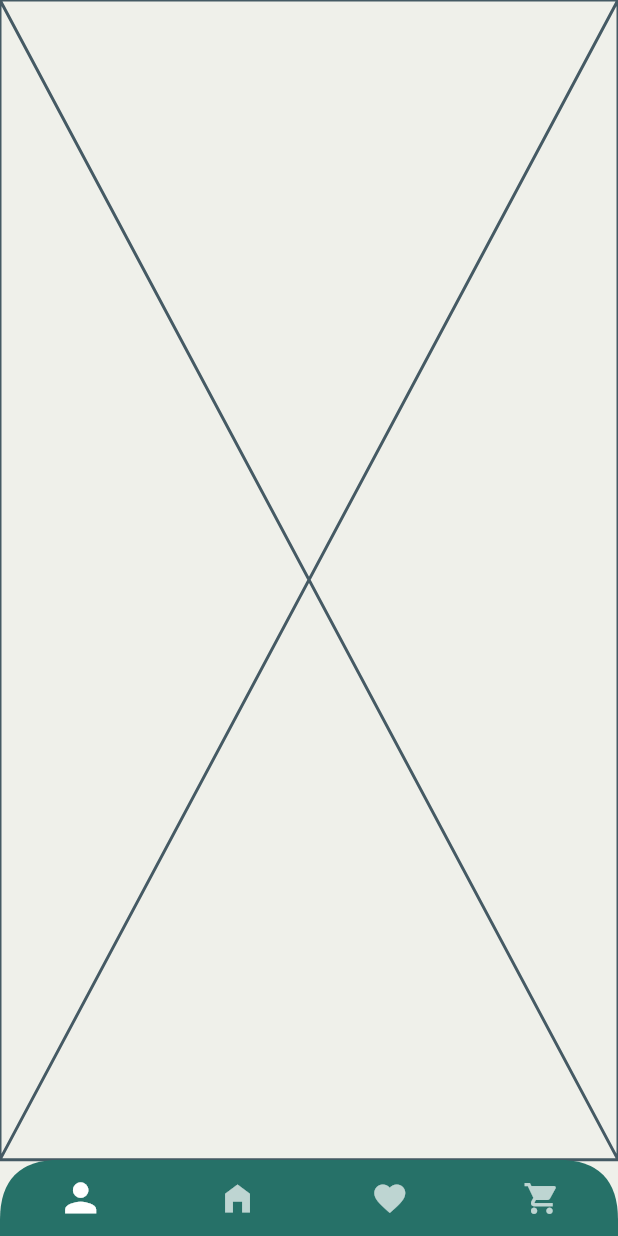
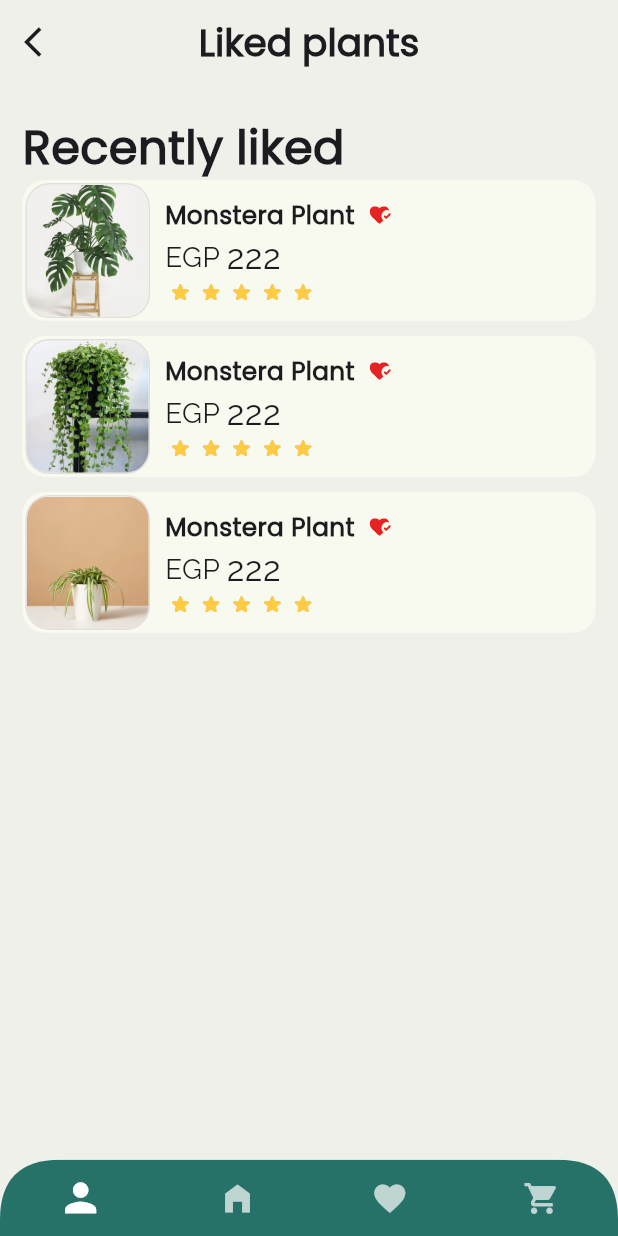
Before and after one commit to MalekYasser26/plant_it, a Flutter app: the CustNavBarSelectionView screen opened directly, on a phone screen of 412 x 824 dp. Run offline on Flutter 3.47's test engine with Material 3 defaults, Android fonts, the phone set to English and light mode, and no system bars; drawn by our look-alikes of flutter_rating_stars; our stand-ins replace bloc, flutter_bloc, flutter_svg, google_fonts; project files that could hold a hidden picture were left out.

Commit message:
Liked item done

```diff
--- a/lib/constants/constants.dart
+++ b/lib/constants/constants.dart
@@ -43,11 +43,12 @@ abstract class IconsCust{
   static const String favIcon = "assets/icons/fav_icon.svg";
   static const String homeIcon = "assets/icons/home_icon.svg";
   static const String profileIcon = "assets/icons/profile_icon.svg";
+  static const String likedIcon = "assets/icons/liked_icon.svg";
 }
 final List<Widget> pages = [
+  const FavouritesView(),
+  const HomeView(),
   const ProfileView(),
-  const HomeView(),
-  const FavouritesView(),
   const CartView(),
 ];
 String? accesstoken;
--- a/lib/features/checkout/presentation/widgets/checkout_item.dart
+++ b/lib/features/checkout/presentation/widgets/checkout_item.dart
@@ -39,7 +39,7 @@ class CheckoutItem extends StatelessWidget {
                 Padding(
                   padding: const EdgeInsets.only(right: 4.0),
                   child: Text(
-                    "Monsterra plant",
+                    "Monstera Plant",
                     style: TextStyle(
                       fontFamily: "Poppins",
                       fontWeight: FontWeight.bold,
--- a/lib/features/checkout/presentation/widgets/cust_app_bar.dart
+++ b/lib/features/checkout/presentation/widgets/cust_app_bar.dart
@@ -2,9 +2,11 @@ import 'package:flutter/material.dart';
 import 'package:plant_it/constants/constants.dart';
 
 class CustAppBar extends StatelessWidget implements PreferredSizeWidget {
-  final String text ;
+  final String text;
+
   const CustAppBar({
-    super.key, required this.text,
+    super.key,
+    required this.text,
   });
 
   @override
@@ -16,7 +18,12 @@ class CustAppBar extends StatelessWidget implements PreferredSizeWidget {
       child: AppBar(
         backgroundColor: AppColors.basicallyWhite,
         scrolledUnderElevation: 0.0,
-        title:  Text(
+        leading: IconButton(
+            onPressed: () {
+              Navigator.pop(context);
+            },
+            icon: Icon(Icons.arrow_back_ios)),
+        title: Text(
           text,
           style: const TextStyle(
             fontFamily: "Poppins",
--- a/lib/features/favourites/presentation/views/favourites_view.dart
+++ b/lib/features/favourites/presentation/views/favourites_view.dart
@@ -1,10 +1,11 @@
 import 'package:flutter/material.dart';
+import 'package:plant_it/features/favourites/presentation/views/widgets/favourites_view_body.dart';
 
 class FavouritesView extends StatelessWidget {
   const FavouritesView({super.key});
 
   @override
   Widget build(BuildContext context) {
-    return const Placeholder();
+    return const FavouritesViewBody();
   }
 }
--- /dev/null
+++ b/lib/features/favourites/presentation/views/widgets/favourites_view_body.dart
@@ -0,0 +1,47 @@
+import 'package:flutter/material.dart';
+import 'package:plant_it/constants/constants.dart';
+import 'package:plant_it/features/checkout/presentation/widgets/cust_app_bar.dart';
+import 'package:plant_it/features/favourites/presentation/views/widgets/liked_item.dart';
+
+class FavouritesViewBody extends StatelessWidget {
+  const FavouritesViewBody({super.key});
+
+  @override
+  Widget build(BuildContext context) {
+    return SafeArea(
+      child: Scaffold(
+        backgroundColor: AppColors.basicallyWhite,
+        appBar: const CustAppBar(
+          text: "Liked plants",
+        ),
+        body: Padding(
+            padding: const EdgeInsets.symmetric(horizontal: 15.0),
+            child: Column(
+              crossAxisAlignment: CrossAxisAlignment.start,
+              children: [
+                const SizedBox(
+                  height: 20,
+                ),
+                Text(
+                  "Recently liked",
+                  style: TextStyle(
+                    fontFamily: "Poppins",
+                    fontWeight: FontWeight.bold,
+                    fontSize: getResponsiveSize(context, fontSize: 30),
+                  ),
+                ),
+                Expanded(
+                  child: ListView.separated(itemBuilder: (context, index) {
+                    return LikedItem(
+                      index: index+1,
+                    );
+                  }, separatorBuilder: (context, index) {
+                    return const SizedBox(height: 10,);
+                  }, itemCount: 3),
+                )
+              ],
+            )),
+      ),
+    );
+  }
+}
--- /dev/null
+++ b/lib/features/favourites/presentation/views/widgets/liked_item.dart
@@ -0,0 +1,124 @@
+import 'package:flutter/material.dart';
+import 'package:flutter_rating_stars/flutter_rating_stars.dart';
+import 'package:flutter_svg/flutter_svg.dart';
+import 'package:plant_it/constants/constants.dart';
+
+class LikedItem extends StatelessWidget {
+  final int index ;
+  const LikedItem({
+    super.key, required this.index,
+  });
+
+  @override
+  Widget build(BuildContext context) {
+    return Container(
+      decoration: BoxDecoration(
+        borderRadius: BorderRadius.circular(15),
+        color: const Color(0xFFF8F9EF),
+      ),
+      child: Row(
+        children: [
+          const SizedBox(
+            width: 2,
+          ),
+          Padding(
+            padding: const EdgeInsets.symmetric(vertical: 2),
+            child: Container(
+              height: 90,
+              width: 83,
+              decoration: BoxDecoration(
+                borderRadius: BorderRadius.circular(16),
+                border: Border.all(
+                  color: const Color(0xFFE3DDDD),
+                  width: 1,
+                ),
+              ),
+              child: ClipRRect(
+                borderRadius: BorderRadius.circular(15),
+                child: Image.asset(
+                  'assets/images/plant$index.png',
+                  fit: BoxFit.cover,
+                ),
+              ),
+            ),
+          ),
+          const SizedBox(width: 10),
+          Expanded(
+            child: Column(
+              crossAxisAlignment: CrossAxisAlignment.start,
+              children: [
+                Row(
+                  children: [
+                    Text(
+                      "Monstera Plant",
+                      style: TextStyle(
+                        fontFamily: "Poppins",
+                        fontWeight: FontWeight.bold,
+                        fontSize: getResponsiveSize(context,
+                            fontSize: 16),
+                      ),
+                    ),
+                    const SizedBox(width: 10),
+                    SvgPicture.asset(
+                      IconsCust.likedIcon,
+                      height: 13,
+                      width: 14,
+                    ),
+                    const Spacer(),
+                    // PopupMenuButton(itemBuilder: (context) {
+                    //   return {'Logout', 'Settings'}.map((String choice) {
+                    //     return PopupMenuItem<String>(
+                    //       value: choice,
+                    //       child: Text(choice),
+                    //     );
+                    //   }).toList();                                }),
+                  ],
+                ),
+                Row(
+                  mainAxisAlignment: MainAxisAlignment.spaceBetween,
+                  children: [
+                    Row(
+                      children: [
+                        Text(
+                          "EGP ",
+                          style: TextStyle(
+                            fontFamily: "Raleway",
+                            fontSize: getResponsiveSize(context,
+                                fontSize: 18),
+                            fontWeight: FontWeight.w300,
+                          ),
+                        ),
+                        Text(
+                          "222 ",
+                          style: TextStyle(
+                            fontFamily: "Raleway",
+                            fontSize: getResponsiveSize(context,
+                                fontSize: 22),
+                            fontWeight: FontWeight.w300,
+                          ),
+                        ),
+                      ],
+                    ),
+                  ],
+                ),
+                RatingStars(
+                  axis: Axis.horizontal,
+                  value: 5,
+                  starCount: 5,
+                  starSize: getResponsiveSize(context, fontSize: 15),
+                  starSpacing: 5,
+                  valueLabelVisibility: false,
+                  valueLabelPadding: const EdgeInsets.symmetric(
+                      vertical: 1, horizontal: 8),
+                  valueLabelMargin: const EdgeInsets.only(right: 8),
+                  starOffColor: Colors.blueGrey.withOpacity(0.5),
+                  starColor: const Color(0xFFFFCB45),
+                ),
+              ],
+            ),
+          ),
+        ],
+      ),
+    );
+  }
+}
--- a/pubspec.yaml
+++ b/pubspec.yaml
@@ -66,6 +66,7 @@ flutter:
   # To add assets to your application, add an assets section, like this:
   assets:
     - assets/images/
+    - assets/icons/
   #   - images/a_dot_ham.jpeg
 
   # An image asset can refer to one or more resolution-specific "variants", see
```
Also changed, not shown: assets/icons/liked_icon.svg (added).
